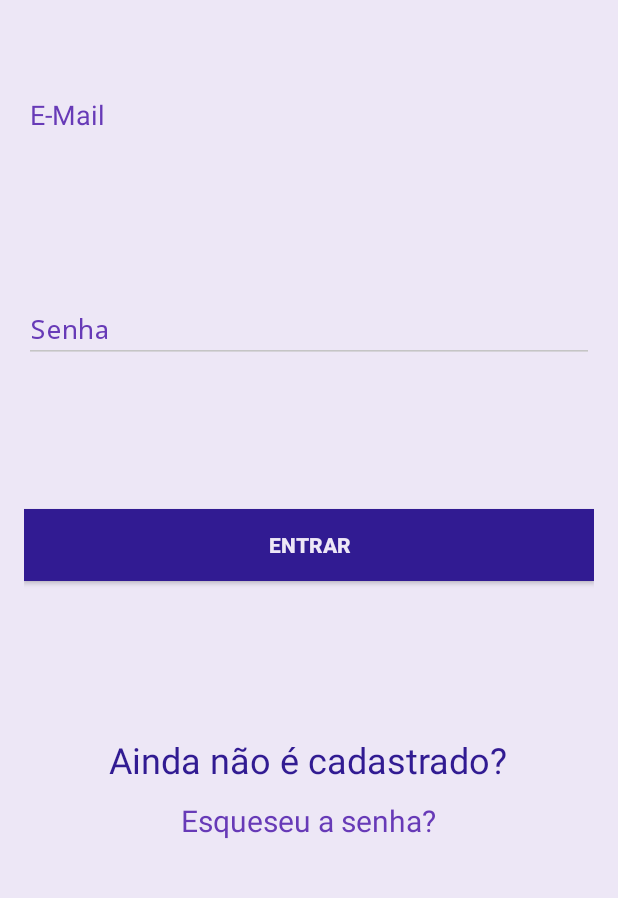
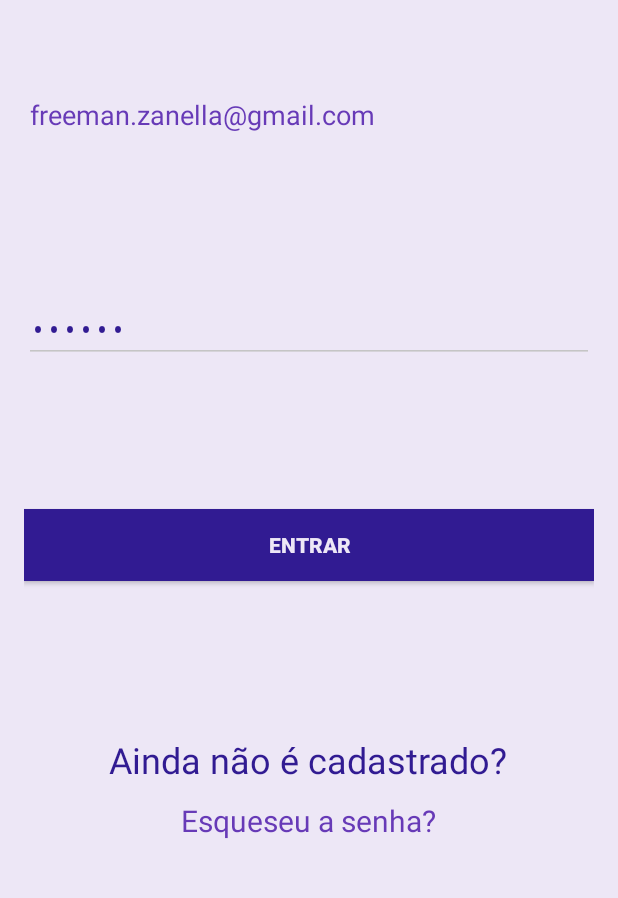
Before and after one commit to freeman507/AskToMe, an Android app: the screen it shows after launch (LoginActivity), on a phone screen of 412 x 824 dp, the part 290-1188 px from its top. Run offline under Robolectric (Android 15) with nearby library versions, the phone set to English and light mode, and no system bars; our stand-ins replace Firebase (no records; nobody signed in at launch, a user with empty details on screens opened directly).

```diff
--- a/app/src/main/AndroidManifest.xml
+++ b/app/src/main/AndroidManifest.xml
@@ -24,7 +24,8 @@
         </activity>
         <activity
             android:name=".activity.CadastroActivity"
-            android:label="Minha Conta" />
+            android:label="Minha Conta"
+            android:windowSoftInputMode="adjustPan"/>
         <activity
             android:name=".activity.MenuActivity"
             android:label="Menu" />
--- a/app/src/main/java/com/example/freeman/asktome/activity/LoginActivity.java
+++ b/app/src/main/java/com/example/freeman/asktome/activity/LoginActivity.java
@@ -7,6 +7,7 @@ import android.support.v7.app.AppCompatActivity;
 import android.view.View;
 import android.widget.Button;
 import android.widget.EditText;
+import android.widget.TextView;
 import android.widget.Toast;
 
 import com.example.freeman.asktome.R;
@@ -35,6 +36,16 @@ public class LoginActivity extends Activity {
         }
 
         database = FirebaseDatabase.getInstance().getReference("usuario");
+        database.keepSynced(true);
+
+        TextView t = (TextView) findViewById(R.id.login_txt_cadastro);
+        t.setOnClickListener(new View.OnClickListener() {
+            @Override
+            public void onClick(View v) {
+                Intent intent = new Intent(LoginActivity.this, CadastroActivity.class);
+                startActivity(intent);
+            }
+        });
 
         loginEditTxt = (EditText) findViewById(R.id.login_campo_login);
         passwordEditTxt = (EditText) findViewById(R.id.login_campo_senha);
@@ -77,11 +88,6 @@ public class LoginActivity extends Activity {
         });
     }
 
-    public void cadastrar(View view) {
-        Intent intent = new Intent(LoginActivity.this, CadastroActivity.class);
-        startActivity(intent);
-    }
-
     @Override
     protected void onDestroy() {
         super.onDestroy();
--- a/app/src/main/java/com/example/freeman/asktome/activity/ProcurarActivity.java
+++ b/app/src/main/java/com/example/freeman/asktome/activity/ProcurarActivity.java
@@ -34,11 +34,15 @@ public class ProcurarActivity extends AppCompatActivity {
     private static final int ENTRAR = 2;
     private Palestra palestra;
     private List<Palestra> palestras;
+    private DatabaseReference database;
 
     @Override
     protected void onCreate(Bundle savedInstanceState) {
         super.onCreate(savedInstanceState);
         setContentView(R.layout.activity_procurar);
+
+        database = FirebaseDatabase.getInstance().getReference("palestra");
+        database.keepSynced(true);
 
         this.usuario = (Usuario) getIntent().getSerializableExtra("usuario");
         this.palestra = (Palestra) getIntent().getSerializableExtra("palestra");
@@ -64,7 +68,7 @@ public class ProcurarActivity extends AppCompatActivity {
     }
 
     private void getPalestras(final String codigo, final String titulo, final String palestrante) {
-        DatabaseReference database = FirebaseDatabase.getInstance().getReference("palestra");
+
         database.orderByChild("codigo").addListenerForSingleValueEvent(new ValueEventListener() {
             @Override
             public void onDataChange(DataSnapshot dataSnapshot) {
--- a/app/src/main/res/layout/activity_login.xml
+++ b/app/src/main/res/layout/activity_login.xml
@@ -35,6 +35,7 @@
         android:gravity="center">
 
         <EditText
+            android:text="freeman.zanella@gmail.com"
             android:layout_width="wrap_content"
             android:layout_height="wrap_content"
             android:inputType="textPersonName"
@@ -55,6 +56,7 @@
         android:gravity="center">
 
         <EditText
+            android:text="123456"
             android:layout_width="wrap_content"
             android:layout_height="wrap_content"
             android:inputType="textPassword"
@@ -99,8 +101,7 @@
             android:layout_margin="5dp"
             android:textSize="24sp"
             android:textColor="@color/colorPrimaryDark"
-            android:clickable="true"
-            android:onClick="cadastrar"/>
+            android:clickable="true"/>
 
         <TextView
             android:text="Esqueseu a senha?"
```
Also changed, not shown: app/src/main/java/com/example/freeman/asktome/activity/StreamPerguntaPalestranteActivity.java (+15 -2 lines), app/src/main/java/com/example/freeman/asktome/activity/StreamPerguntaUsuarioActivity.java (+14 -1 lines), app/src/main/res/menu/palestrante_palestra.xml (+14 -2 lines), app/src/main/res/menu/usuario_palestra.xml (+13 -1 lines), app/src/main/res/drawable-hdpi/ic_palestra_atualizar.png (added), app/src/main/res/drawable-mdpi/ic_palestra_atualizar.png (added), app/src/main/res/drawable-xhdpi/ic_palestra_atualizar.png (added), app/src/main/res/drawable-xxhdpi/ic_palestra_atualizar.png (added).
